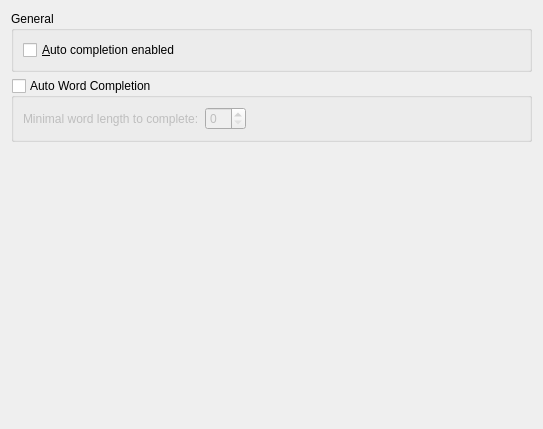
This is part/dialogs/completionconfigtab.ui in KDE/kate as Qt 5 draws it before an edit. The edited form follows.
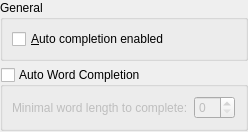
This is the edited form. Custom widgets are drawn as their Qt base class.

Patch:
```diff
--- a/part/dialogs/completionconfigtab.ui
+++ b/part/dialogs/completionconfigtab.ui
@@ -2,27 +2,16 @@
 <ui version="4.0">
  <class>CompletionConfigTab</class>
  <widget class="QWidget" name="CompletionConfigTab">
-  <property name="geometry">
-   <rect>
-    <x>0</x>
-    <y>0</y>
-    <width>543</width>
-    <height>429</height>
-   </rect>
-  </property>
   <layout class="QVBoxLayout" name="verticalLayout">
+   <property name="margin">
+    <number>0</number>
+   </property>
    <item>
     <widget class="QGroupBox" name="gbGeneral">
      <property name="title">
       <string>General</string>
      </property>
      <layout class="QVBoxLayout">
-      <property name="spacing">
-       <number>6</number>
-      </property>
-      <property name="margin">
-       <number>9</number>
-      </property>
       <item>
        <widget class="QCheckBox" name="chkAutoCompletionEnabled">
         <property name="text">
@@ -30,16 +19,6 @@
         </property>
        </widget>
       </item>
-      <item>
-       <layout class="QHBoxLayout">
-        <property name="spacing">
-         <number>6</number>
-        </property>
-        <property name="margin">
-         <number>0</number>
-        </property>
-       </layout>
-      </item>
      </layout>
     </widget>
    </item>
@@ -74,8 +53,8 @@
           </property>
           <property name="sizeHint" stdset="0">
            <size>
-            <width>40</width>
-            <height>20</height>
+            <width>1</width>
+            <height>0</height>
            </size>
           </property>
          </spacer>
@@ -92,8 +71,8 @@
      </property>
      <property name="sizeHint" stdset="0">
       <size>
-       <width>20</width>
-       <height>304</height>
+       <width>0</width>
+       <height>1</height>
       </size>
      </property>
     </spacer>
```
